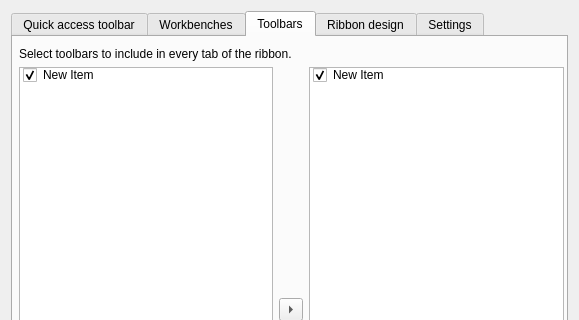
The window that Resources/ui/Settings.ui (geolta/FreeCAD-Ribbon) describes before a commit, drawn with Qt 5; both pictures show x 0 to 579 and y 0 to 320 of the 579 by 724 pixel window.
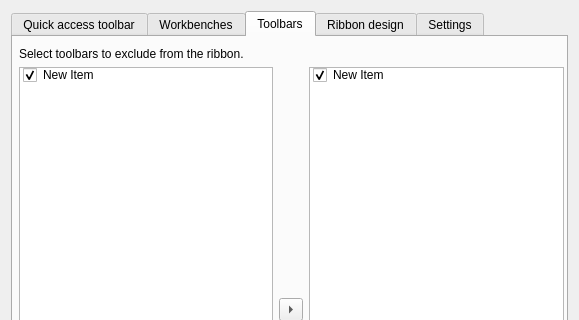
The same window after the commit. The open tabs and pages were chosen to show the change.

Commit message: Added functionality to load the Json file and set all controlls in the SettingsUI. - Ribbon design to be done

The edit to the form file:
```diff
--- a/Resources/ui/Settings.ui
+++ b/Resources/ui/Settings.ui
@@ -464,7 +464,7 @@
         <item row="0" column="0" colspan="3">
          <widget class="QLabel" name="label_13">
           <property name="text">
-           <string>&lt;html&gt;&lt;head/&gt;&lt;body&gt;&lt;p&gt;Select toolbars to include in every tab of the ribbon.&lt;/p&gt;&lt;/body&gt;&lt;/html&gt;</string>
+           <string>&lt;html&gt;&lt;head/&gt;&lt;body&gt;&lt;p&gt;Select toolbars to exclude from the ribbon.&lt;/p&gt;&lt;/body&gt;&lt;/html&gt;</string>
           </property>
          </widget>
         </item>
```
Left out of the diff: 6 changed lines with no effect on the pictures. The commit also changes 4 other files.
